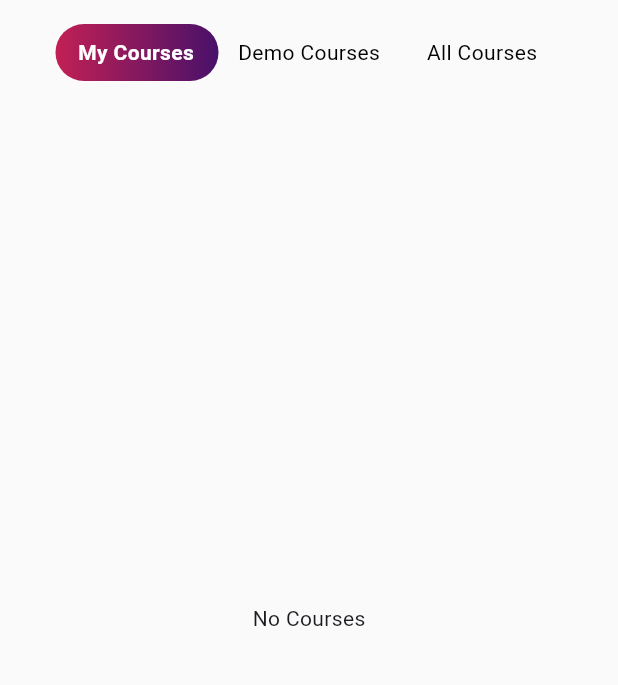
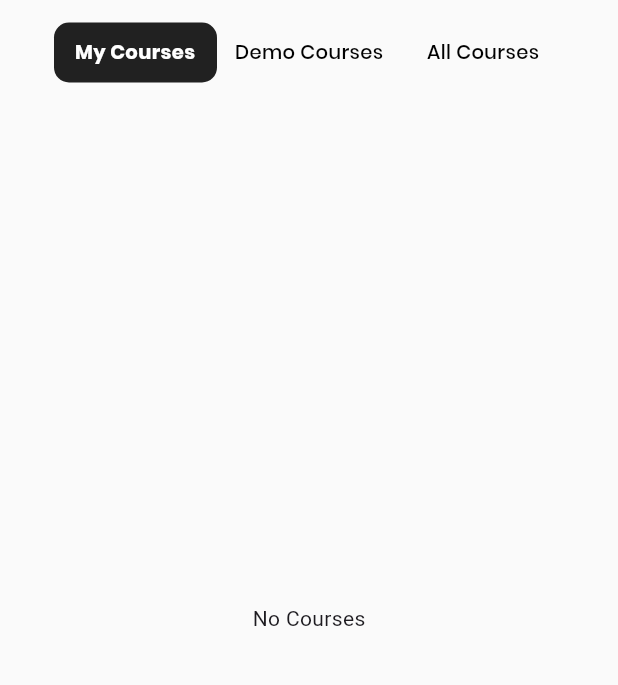
Before and after one commit to AnshGit-hash/Trusir, a Flutter app: the CoursePage screen opened directly, on a phone screen of 412 x 824 dp, the part 90-775 px from its top. Run offline on Flutter 3.47's test engine with Material 3 defaults, Android fonts, the phone set to English and light mode, and no system bars; our stand-ins replace device_info_plus, dio, flutter_image_compress, flutter_local_notifications, fluttertoast, google_fonts and 5 more; missing offline and left inert: phonepe_payment_sdk; accounts and stored records are empty; network calls fail.

Commit message:
first commit

```diff
--- a/lib/common/toggle_button.dart
+++ b/lib/common/toggle_button.dart
@@ -49,11 +49,11 @@
     bool isWeb = MediaQuery.of(context).size.width > 600;
     return Center(
       child: Container(
+        height: 50,
         width: isWeb ? 450 : 350,
-        height: 50,
         decoration: BoxDecoration(
-          border: Border.all(color: Colors.transparent, width: 2),
-          borderRadius: BorderRadius.circular(30),
+          border: Border.all(color: Colors.transparent, width: 1),
+          borderRadius: BorderRadius.circular(10),
         ),
         child: Stack(
           children: [
@@ -74,14 +74,10 @@
               top: 4,
               child: Container(
                 width: (isWeb ? 450 / 3 : 350 / 3) - 8,
-                height: 38,
+                height: 40,
                 decoration: BoxDecoration(
-                  color: const Color.fromARGB(255, 119, 0, 255),
-                  gradient: const LinearGradient(colors: [
-                    Color(0xFFC22054),
-                    Color(0xFF48116A),
-                  ]),
-                  borderRadius: BorderRadius.circular(30),
+                  color: Colors.black87,
+                  borderRadius: BorderRadius.circular(10),
                 ),
               ),
             ),
@@ -94,12 +90,13 @@
                       child: Text(
                         widget.option1,
                         style: TextStyle(
+                          fontFamily: "Poppins",
                           color:
                               _selectedIndex == 0 ? Colors.white : Colors.black,
                           fontWeight: _selectedIndex == 0
                               ? FontWeight.bold
-                              : FontWeight.normal,
-                          fontSize: isWeb ? 18 : 14,
+                              : FontWeight.w500,
+                          fontSize: isWeb ? 17 : 13,
                         ),
                       ),
                     ),
@@ -112,12 +109,13 @@
                       child: Text(
                         widget.option2,
                         style: TextStyle(
+                          fontFamily: "Poppins",
                           color:
                               _selectedIndex == 1 ? Colors.white : Colors.black,
                           fontWeight: _selectedIndex == 1
                               ? FontWeight.bold
-                              : FontWeight.normal,
-                          fontSize: isWeb ? 18 : 14,
+                              : FontWeight.w500,
+                          fontSize: isWeb ? 17 : 13,
                         ),
                       ),
                     ),
@@ -130,12 +128,13 @@
                       child: Text(
                         widget.option3,
                         style: TextStyle(
+                          fontFamily: "Poppins",
                           color:
                               _selectedIndex == 2 ? Colors.white : Colors.black,
                           fontWeight: _selectedIndex == 2
                               ? FontWeight.bold
-                              : FontWeight.normal,
-                          fontSize: isWeb ? 18 : 14,
+                              : FontWeight.w500,
+                          fontSize: isWeb ? 17 : 13,
                         ),
                       ),
                     ),
```
Also changed, not shown: lib/common/addtestseries.dart (+30 -18 lines), lib/student/attendance.dart (+0 -8 lines), lib/student/student_doubt.dart (+12 -1 lines).
